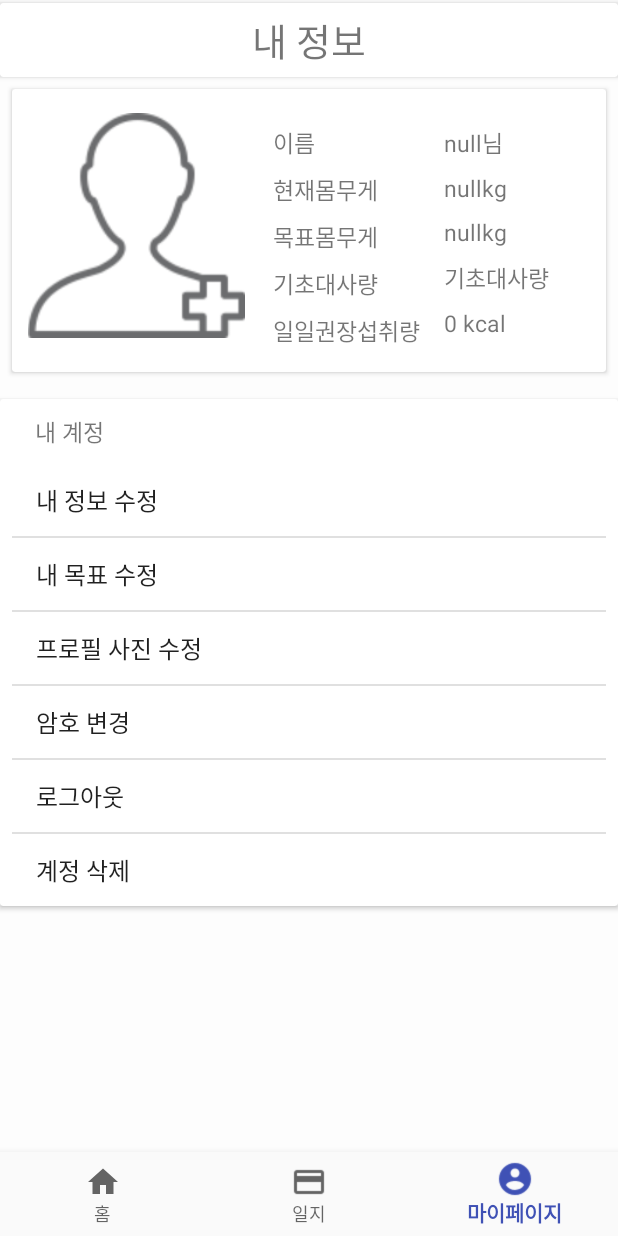
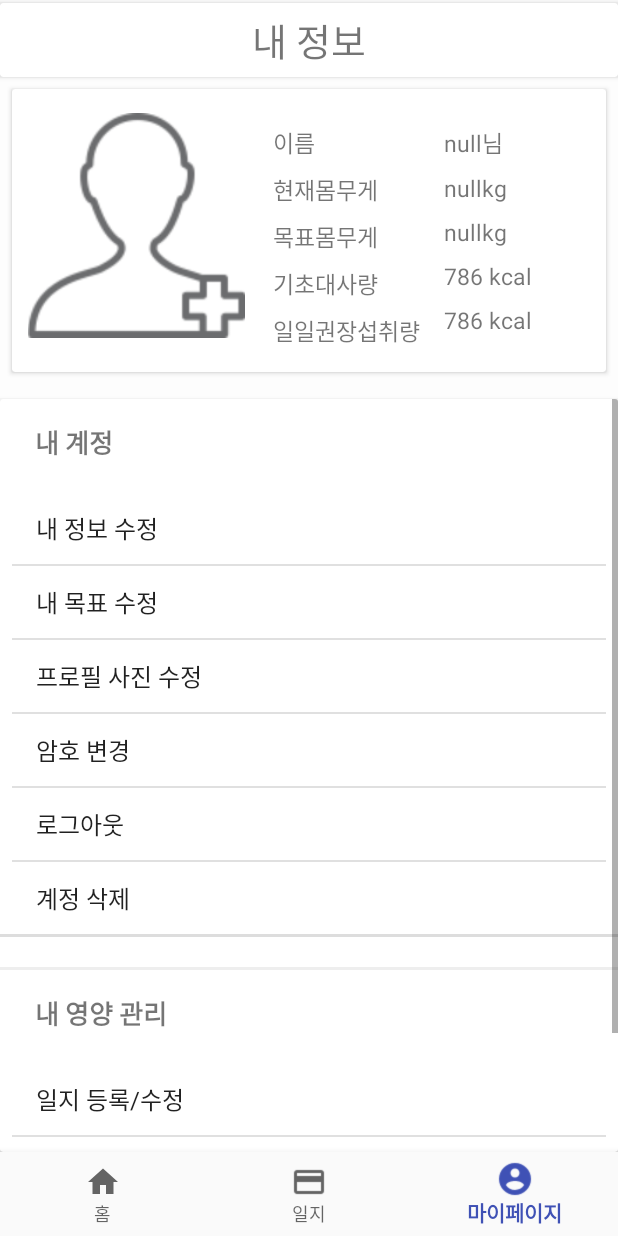
Before and after one commit to hanjoooo/FCManager, an Android app: the screen it shows after launch once a user with an empty profile is signed in (MainActivity), item 3 of the bottom bar chosen, on a phone screen of 412 x 824 dp. Run offline under Robolectric (Android 15) with nearby library versions, the phone set to English and light mode, and no system bars; our stand-ins replace Firebase (no records; nobody signed in at launch, a user with empty details on screens opened directly); libraries missing offline, so code that uses them is left out: com.facebook, com.firebase.ui, com.squareup.otto, io.realm, io.realm.internal; 10 statements that could not run were skipped.

Commit message:
second Commit

```diff
--- a/app/src/main/java/com/example/khanj/fcmanager/MyPage/profileChange.java
+++ b/app/src/main/java/com/example/khanj/fcmanager/MyPage/ChangeRecordAcitivity.java
@@ -13,12 +13,12 @@ import com.example.khanj.fcmanager.R;
 import java.text.SimpleDateFormat;
 import java.util.Date;
 
-public class profileChange extends AppCompatActivity {
+public class ChangeRecordAcitivity extends AppCompatActivity {
 
     @Override
     protected void onCreate(Bundle savedInstanceState) {
         super.onCreate(savedInstanceState);
-        setContentView(R.layout.activity_profile_change);
+        setContentView(R.layout.activity_change_record);
 
         final DBHelper dbHelper = new DBHelper(getApplicationContext(), "MoneyBook.db", null, 1);
 
--- a/app/src/main/java/com/example/khanj/fcmanager/MyPage/MyPageFragment.java
+++ b/app/src/main/java/com/example/khanj/fcmanager/MyPage/MyPageFragment.java
@@ -1,9 +1,6 @@
 package com.example.khanj.fcmanager.MyPage;
 
 import android.content.Intent;
-import android.graphics.Bitmap;
-import android.graphics.BitmapFactory;
-import android.net.Uri;
 import android.os.Bundle;
 import android.provider.MediaStore;
 import android.support.annotation.NonNull;
@@ -14,8 +11,8 @@ import android.view.View;
 import android.view.ViewGroup;
 import android.widget.AdapterView;
 import android.widget.ArrayAdapter;
-import android.widget.Button;
 import android.widget.ImageView;
+import android.widget.ListAdapter;
 import android.widget.ListView;
 import android.widget.TextView;
 import android.widget.Toast;
@@ -25,12 +22,10 @@ import com.bumptech.glide.signature.StringSignature;
 import com.example.khanj.fcmanager.Base.BaseFragment;
 import com.example.khanj.fcmanager.LoginActivity;
 import com.example.khanj.fcmanager.R;
-import com.example.khanj.fcmanager.RegistActivity;
 import com.example.khanj.fcmanager.event.ActivityResultEvent;
 import com.firebase.ui.storage.images.FirebaseImageLoader;
 import com.google.android.gms.tasks.OnFailureListener;
 import com.google.android.gms.tasks.OnSuccessListener;
-import com.google.android.gms.tasks.Task;
 import com.google.firebase.auth.FirebaseAuth;
 import com.google.firebase.auth.FirebaseUser;
 import com.google.firebase.database.DataSnapshot;
@@ -38,19 +33,10 @@ import com.google.firebase.database.DatabaseError;
 import com.google.firebase.database.DatabaseReference;
 import com.google.firebase.database.FirebaseDatabase;
 import com.google.firebase.database.ValueEventListener;
-import com.google.firebase.storage.FileDownloadTask;
 import com.google.firebase.storage.FirebaseStorage;
-import com.google.firebase.storage.StorageMetadata;
 import com.google.firebase.storage.StorageReference;
 import com.google.firebase.storage.UploadTask;
 import com.squareup.otto.Subscribe;
-
-import org.web3j.abi.datatypes.Int;
-
-import java.io.ByteArrayInputStream;
-import java.io.ByteArrayOutputStream;
-import java.io.IOException;
-import java.util.List;
 
 
 /**
@@ -67,9 +53,9 @@ public class MyPageFragment extends BaseFragment {
     private DatabaseReference childNameRef;
     private DatabaseReference childGenderRef;
     private DatabaseReference childAgeRef;
+    private DatabaseReference childHeightRef;
     private DatabaseReference childPWeightRef;
     private DatabaseReference childMWeightRef;
-    private DatabaseReference childHeightRef;
 
     private FirebaseStorage storage = FirebaseStorage.getInstance();
     private StorageReference storageRef = storage.getReference();
@@ -86,13 +72,14 @@ public class MyPageFragment extends BaseFragment {
     static int REQUEST_PHOTO_ALBUM=1;
 
 
-    private int rAge;
-    private Double rHeight;
-    private Double rPweight;
-    private Double rMweight;
+    private int rAge=0;
+    private Double rHeight=0.0;
+    private Double rPweight=0.0;
+    private Double rMweight=0.0;
     private int rCalorie = 0;
 
     static final String[] LIST_MENU = {"내 정보 수정","내 목표 수정","프로필 사진 수정","암호 변경","로그아웃","계정 삭제"};
+    static final String[] LIST2_MENU = {"일지 등록/수정","일지 기록보기","영양 정보보기"};
     @Override
     public View onCreateView(@NonNull LayoutInflater inflater, @Nullable ViewGroup container, @Nullable Bundle savedInstanceState) {
         View v = inflater.inflate(R.layout.fragment_my_page, container, false);
@@ -107,8 +94,14 @@ public class MyPageFragment extends BaseFragment {
 
 
         ArrayAdapter adapter = new ArrayAdapter(this.getActivity(),android.R.layout.simple_list_item_1,LIST_MENU);
+        ArrayAdapter adapter2 = new ArrayAdapter(this.getActivity(),android.R.layout.simple_list_item_1,LIST2_MENU);
         ListView listView = (ListView)v.findViewById(R.id.listview);
+        ListView listView2 = (ListView)v.findViewById(R.id.listview2);
+
         listView.setAdapter(adapter);
+        listView2.setAdapter(adapter2);
+        setListViewHeightBasedOnChildren(listView);
+        setListViewHeightBasedOnChildren(listView2);
 
         listView.setOnItemClickListener(new AdapterView.OnItemClickListener() {
             @Override
@@ -122,6 +115,15 @@ public class MyPageFragment extends BaseFragment {
                 }
                 else if(position == 4){
                     signOut();
+                }
+            }
+        });
+        listView2.setOnItemClickListener(new AdapterView.OnItemClickListener() {
+            @Override
+            public void onItemClick(AdapterView<?> parent, View view, int position, long id) {
+                if(position==0){
+                    Intent intent = new Intent(getContext(),DietRecordActivity.class);
+                    startActivity(intent);
                 }
             }
         });
@@ -145,10 +147,10 @@ public class MyPageFragment extends BaseFragment {
         schildRef = storageRef.child(currentUser.getUid());
         childNameRef = mchildRef.child("name");
         childHeightRef = mchildRef.child("height");
+        childAgeRef = mchildRef.child("age");
+        childGenderRef = mchildRef.child("gender");
         childPWeightRef = mchildRef.child("Pweight");
         childMWeightRef = mchildRef.child("Mweight");
-        childAgeRef = mchildRef.child("age");
-        childGenderRef = mchildRef.child("gender");
         sprofileRef = schildRef.child("profileImg");
         try{
             Glide.with(MyPageFragment.this.getActivity()).using(new FirebaseImageLoader())
@@ -156,54 +158,27 @@ public class MyPageFragment extends BaseFragment {
         }catch (Exception e) {
             System.out.println(e);
         }
-
-        /*
-        sprofileRef.getBytes(ONE_MEGABYTE).addOnSuccessListener(new OnSuccessListener<byte[]>() {
+        childNameRef.addValueEventListener(new ValueEventListener() {
             @Override
-            public void onSuccess(byte[] bytes) {
-                ByteArrayInputStream in = new ByteArrayInputStream(bytes);
-                try {
-                    in.read(bytes);
-                } catch (IOException e) {
-                    e.printStackTrace();
-                }
-                Bitmap bitmap = BitmapFactory.decodeStream(in);
-                ByteArrayOutputStream tbytes = new ByteArrayOutputStream();
-                bitmap.compress(Bitmap.CompressFormat.PNG,100,tbytes);
-                String path = MediaStore.Images.Media.insertImage(MyPageFragment.this.getActivity().getContentResolver(),bitmap,"Title",null);
-                profileImg.setImageURI(Uri.parse(path));
+            public void onDataChange(DataSnapshot dataSnapshot) {
+                String name = dataSnapshot.getValue(String.class);
+                txName.setText(name+"님");
             }
-        }).addOnFailureListener(new OnFailureListener() {
             @Override
-            public void onFailure(@NonNull Exception e) {
-
+            public void onCancelled(DatabaseError databaseError) {
             }
         });
-        */
         childAgeRef.addValueEventListener(new ValueEventListener() {
             @Override
             public void onDataChange(DataSnapshot dataSnapshot) {
                 String age = dataSnapshot.getValue(String.class);
                 rAge = Integer.parseInt(age);
             }
-
             @Override
             public void onCancelled(DatabaseError databaseError) {
-
             }
         });
-        childNameRef.addValueEventListener(new ValueEventListener() {
-            @Override
-            public void onDataChange(DataSnapshot dataSnapshot) {
-                String name = dataSnapshot.getValue(String.class);
-                txName.setText(name+"님");
-            }
 
-            @Override
-            public void onCancelled(DatabaseError databaseError) {
-
-            }
-        });
         childHeightRef.addValueEventListener(new ValueEventListener() {
             @Override
             public void onDataChange(DataSnapshot dataSnapshot) {
@@ -213,7 +188,6 @@ public class MyPageFragment extends BaseFragment {
 
             @Override
             public void onCancelled(DatabaseError databaseError) {
-
             }
         });
         childPWeightRef.addValueEventListener(new ValueEventListener() {
@@ -271,6 +245,24 @@ public class MyPageFragment extends BaseFragment {
         });
     }
 
+    public static void setListViewHeightBasedOnChildren(ListView listView) {
+
+        ListAdapter listAdapter = listView.getAdapter();
+        if (listAdapter == null) {
+            // pre-condition
+            return;
+        }
+        int totalHeight = 0;
+        for (int i = 0; i < listAdapter.getCount(); i++) {
+            View listItem = listAdapter.getView(i, null, listView);
+            listItem.measure(0, 0);
+            totalHeight += listItem.getMeasuredHeight();
+        }
+        ViewGroup.LayoutParams params = listView.getLayoutParams();
+        params.height = totalHeight + (listView.getDividerHeight() * (listAdapter.getCount() - 1));
+        listView.setLayoutParams(params);
+        listView.requestLayout();
+    }
     void photoAlbum(){
         //저장된 사진을 불러오는 함수이다. 즉앨범에있는것인데 인텐트는 ACTION_PICK
         Intent intent=new Intent(Intent.ACTION_PICK);
--- a/app/src/main/java/com/example/khanj/fcmanager/RegistActivity.java
+++ b/app/src/main/java/com/example/khanj/fcmanager/RegistActivity.java
@@ -257,7 +257,6 @@ public class RegistActivity extends BaseActivity {
                             childHeightRef.setValue(edHeight.getText().toString());
                             childPWeightRef.setValue(edPWeight.getText().toString());
                             childMWeightRef.setValue(edMWeight.getText().toString());
-
                             signOut();
                             finish();
                         }
--- a/app/src/main/res/layout/activity_profile.xml
+++ b/app/src/main/res/layout/activity_profile.xml
@@ -11,7 +11,8 @@
     <LinearLayout
         android:layout_width="match_parent"
         android:layout_height="50dp"
-        android:gravity="center_vertical">
+        android:gravity="center_vertical"
+        android:layout_marginTop="20dp">
 
         <TextView
             android:layout_width="100dp"
@@ -145,7 +146,8 @@
         android:orientation="horizontal"
         android:gravity="center"
         android:layout_width="match_parent"
-        android:layout_height="wrap_content">
+        android:layout_height="wrap_content"
+        android:layout_marginTop="20dp">
 
         <Button
             android:id="@+id/btnDone"
--- a/app/src/main/res/layout/activity_regist.xml
+++ b/app/src/main/res/layout/activity_regist.xml
@@ -11,7 +11,8 @@
     <LinearLayout
         android:layout_width="match_parent"
         android:layout_height="50dp"
-        android:gravity="center_vertical">
+        android:gravity="center_vertical"
+        android:layout_marginTop="20dp">
 
         <TextView
             android:layout_width="90dp"
@@ -198,7 +199,8 @@
         android:orientation="horizontal"
         android:gravity="center"
         android:layout_width="match_parent"
-        android:layout_height="wrap_content">
+        android:layout_height="wrap_content"
+        android:layout_marginTop="10dp">
 
         <Button
             android:id="@+id/btnDone"
--- a/app/src/main/res/layout/fragment_my_page.xml
+++ b/app/src/main/res/layout/fragment_my_page.xml
@@ -147,11 +147,19 @@
                     </LinearLayout>
                 </LinearLayout>
             </android.support.v7.widget.CardView>
+
+            <LinearLayout
+                android:layout_width="match_parent"
+                android:layout_height="match_parent"
+                android:orientation="vertical">
                 <android.support.v7.widget.CardView
                     android:layout_width="match_parent"
-                android:layout_height="wrap_content"
+                    android:layout_height="match_parent"
                     android:layout_marginTop="10dp">
-
+                    <ScrollView
+                        android:layout_width="match_parent"
+                        android:layout_height="match_parent"
+                        android:fillViewport="true">
                         <LinearLayout
                             android:layout_width="match_parent"
                             android:layout_height="match_parent"
@@ -161,9 +169,10 @@
                                 android:layout_width="match_parent"
                                 android:layout_height="wrap_content"
                                 android:text="내 계정"
-                        android:textSize="15dp"
-                        android:layout_marginTop="10dp"
-                        android:layout_marginBottom="10dp"
+                                android:textSize="17dp"
+                                android:textStyle="bold"
+                                android:layout_marginTop="15dp"
+                                android:layout_marginBottom="20dp"
                                 android:layout_marginLeft="23dp"/>
                             <ListView
                                 android:id="@+id/listview"
@@ -172,8 +181,44 @@
                                 android:layout_width="match_parent"
                                 android:layout_height="match_parent">
                             </ListView>
+                            <TextView
+                                android:layout_width="match_parent"
+                                android:layout_height="wrap_content"
+                                android:textSize="0.5dp"
+                                android:background="@color/whitegray"/>
+                            <TextView
+                                android:layout_width="match_parent"
+                                android:layout_height="wrap_content"
+                                android:textSize="0.5dp"
+                                android:layout_marginTop="20dp"
+                                android:background="@color/verywhitegray" />
+                            <TextView
+                                android:layout_width="match_parent"
+                                android:layout_height="wrap_content"
+                                android:text="내 영양 관리"
+                                android:textSize="17dp"
+                                android:textStyle="bold"
+                                android:layout_marginTop="15dp"
+                                android:layout_marginBottom="20dp"
+                                android:layout_marginLeft="23dp"/>
+                            <ListView
+                                android:id="@+id/listview2"
+                                android:layout_marginLeft="8dp"
+                                android:layout_marginRight="8dp"
+                                android:layout_width="match_parent"
+                                android:layout_height="match_parent">
+                            </ListView>
+                            <TextView
+                                android:layout_width="match_parent"
+                                android:layout_height="wrap_content"
+                                android:textSize="0.5dp"
+                                android:layout_marginBottom="5dp"
+                                android:background="@color/verywhitegray"/>
                         </LinearLayout>
+                    </ScrollView>
+
                 </android.support.v7.widget.CardView>
+            </LinearLayout>
         </LinearLayout>
     </android.support.constraint.ConstraintLayout>
 </FrameLayout>
--- a/app/src/main/res/values/colors.xml
+++ b/app/src/main/res/values/colors.xml
@@ -17,4 +17,9 @@
     <color name="textColorWhitePrimary">#ffffff</color>
     <color name="textColorWhiteSecondary">#b3ffffff</color>
     <color name="textColorWhiteDisabled">#80ffffff</color>
+
+    <color name="gray">#aaaaaa</color>
+    <color name="darkgray">#777777</color>
+    <color name="whitegray">#dddddd</color>
+    <color name="verywhitegray">#eeeeee</color>
 </resources>
```
Also changed, not shown: app/src/main/AndroidManifest.xml (+4 -5 lines), app/src/main/java/com/example/khanj/fcmanager/ManagePage/ManagementFragment.java (+44 -3 lines), app/src/main/java/com/example/khanj/fcmanager/Model/DietRecord.java (added, +37 -0 lines), app/src/main/java/com/example/khanj/fcmanager/MyPage/DietRecordActivity.java (added, +183 -0 lines), app/src/main/res/layout/activity_diet_record.xml (added, +133 -0 lines), app/src/main/res/layout/activity_change_record.xml (renamed from app/src/main/res/layout/activity_profile_change.xml). Lines whose indentation alone changed are shown as unchanged.
